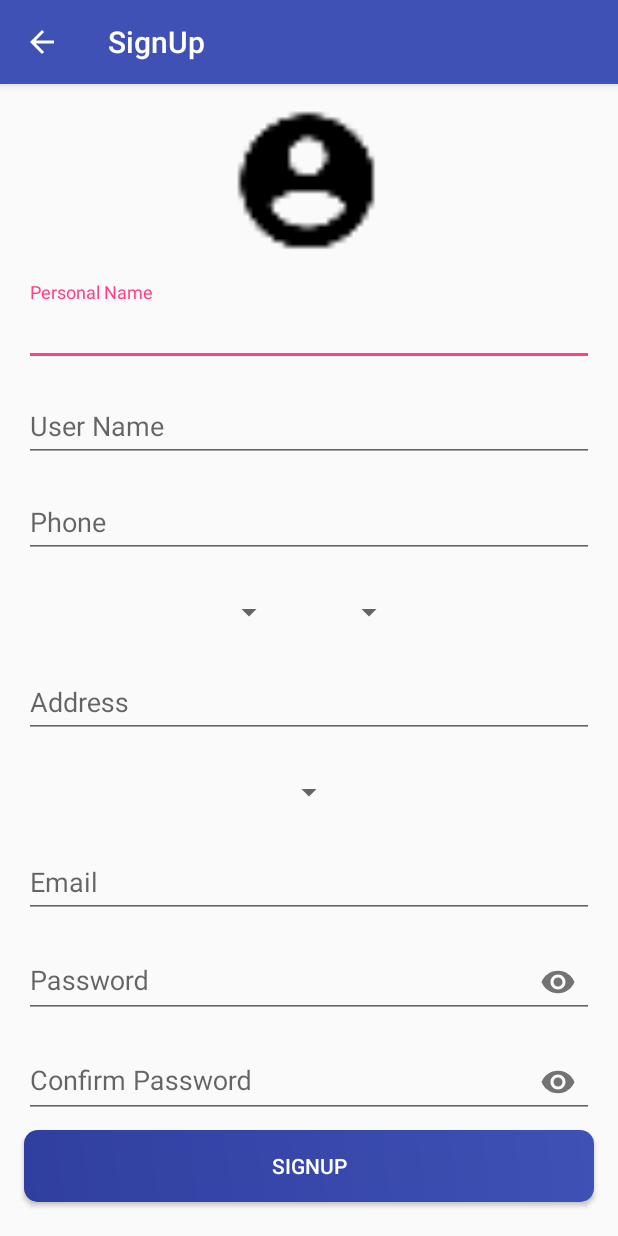
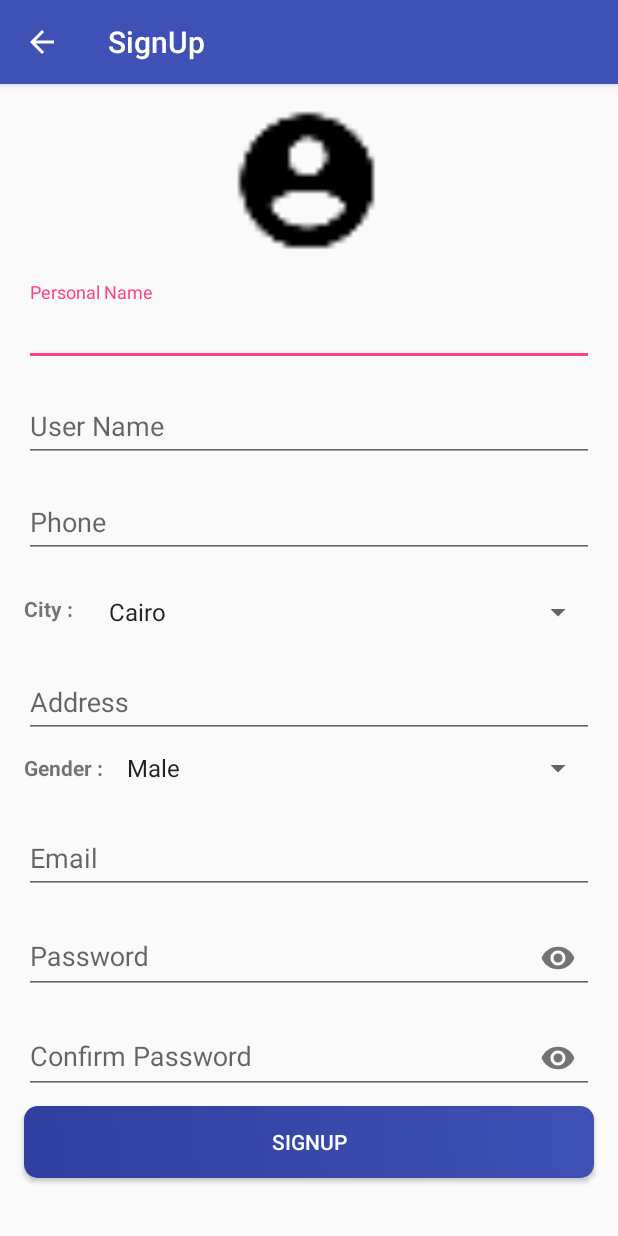
Before and after one commit to EslamMohamed3396/Evento, an Android app: the Sign_Up screen opened directly, with no data from a screen before it, on a phone screen of 412 x 824 dp. Run offline under Robolectric (Android 15) with nearby library versions, the light colour scheme and no system bars.

Commit message:
spinner city , gender

```diff
--- a/app/src/main/java/com/example/eslam/wheretogo/Sign_Up.java
+++ b/app/src/main/java/com/example/eslam/wheretogo/Sign_Up.java
@@ -4,17 +4,53 @@ import android.content.Intent;
 import android.os.Bundle;
 import android.support.v7.app.AppCompatActivity;
 import android.view.View;
+import android.widget.AdapterView;
+import android.widget.ArrayAdapter;
 import android.widget.Button;
+import android.widget.Spinner;
 
 public class Sign_Up extends AppCompatActivity {
 
     private Button btn_sign_two;
+    String[] text1 = {"Male", "Female", "Company"};
+    int[] val1 = {0, 1, 2};
+    String[] text = {"Cairo", "Alexandria", "Giza", "Port Said", "Suez", "Mansoura", "Tanta", "Ismailia", "Zagazig", "Damietta", "Aswan", "Minya", "Beni Suef", "Sohag"};
+    int[] val = {1, 2, 3, 4, 5, 6, 7, 8, 9, 10, 11, 12, 13, 14};
+    AdapterView.OnItemSelectedListener onItemSelectedListener1 =
+            new AdapterView.OnItemSelectedListener() {
+
+                @Override
+                public void onItemSelected(AdapterView<?> parent, View view, int position, long id) {
+                    in = val1[position];
+                }
+
+                @Override
+                public void onNothingSelected(AdapterView<?> parent) {
+                }
+
+            };
+    private Spinner spinner, spin;
+    private int in1, in;
+    AdapterView.OnItemSelectedListener onItemSelectedListener =
+            new AdapterView.OnItemSelectedListener() {
+
+                @Override
+                public void onItemSelected(AdapterView<?> parent, View view, int position, long id) {
+                    in1 = val[position];
+                }
+
+                @Override
+                public void onNothingSelected(AdapterView<?> parent) {
+                }
+
+            };
+
     @Override
     protected void onCreate(Bundle savedInstanceState) {
         super.onCreate(savedInstanceState);
         setContentView(R.layout.activity_sign__up);
 
-        btn_sign_two = findViewById(R.id.btn_sign_up_two);
+        btn_sign_two = (Button) findViewById(R.id.btn_sign_up_two);
         btn_sign_two.setOnClickListener(new View.OnClickListener() {
             @Override
             public void onClick(View view) {
@@ -22,5 +58,26 @@ public class Sign_Up extends AppCompatActivity {
                 startActivity(GoToSignUpPageTwo);
             }
         });
+
+        spinner = (Spinner) findViewById(R.id.sp_city);
+        spinner.setOnItemSelectedListener(onItemSelectedListener);
+
+        spin = (Spinner) findViewById(R.id.spinner_Gender);//fetching view's id
+        spin.setOnItemSelectedListener(onItemSelectedListener1);
+
+
+        ArrayAdapter<String> adapter =
+                new ArrayAdapter<String>(Sign_Up.this,
+                        android.R.layout.simple_spinner_item, text);
+        adapter.setDropDownViewResource(android.R.layout.simple_spinner_dropdown_item);
+        spinner.setAdapter(adapter);
+
+        ArrayAdapter<String> adapter1 =
+                new ArrayAdapter<String>(Sign_Up.this,
+                        android.R.layout.simple_spinner_item, text1);
+        adapter1.setDropDownViewResource(android.R.layout.simple_spinner_dropdown_item);
+        spin.setAdapter(adapter1);
     }
+
+
 }
--- a/app/src/main/res/layout/activity_sign__up.xml
+++ b/app/src/main/res/layout/activity_sign__up.xml
@@ -67,21 +67,37 @@
             android:inputType="numberDecimal" />
         </android.support.design.widget.TextInputLayout>
         <LinearLayout
-            android:layout_width="wrap_content"
+            android:layout_width="match_parent"
             android:layout_height="wrap_content"
-            android:layout_gravity="center">
+            android:layout_gravity="center"
+            android:orientation="horizontal">
 
-            <Spinner
-                android:id="@+id/sp_country"
+            <!--<Spinner-->
+            <!--android:id="@+id/sp_country"-->
+            <!--android:layout_width="wrap_content"-->
+            <!--android:layout_height="wrap_content"-->
+            <!--android:layout_margin="@dimen/margin_or_padding_16" />-->
+
+            <TextView
+                android:id="@+id/City_tx"
                 android:layout_width="wrap_content"
                 android:layout_height="wrap_content"
-                android:layout_margin="@dimen/margin_or_padding_16" />
+                android:layout_marginBottom="@dimen/margin_or_padding_8"
+                android:layout_marginLeft="@dimen/margin_or_padding_16"
+                android:layout_marginTop="@dimen/margin_or_padding_16"
+                android:text="@string/city"
+                android:textStyle="bold" />
 
             <Spinner
                 android:id="@+id/sp_city"
-                android:layout_width="wrap_content"
+                android:layout_width="match_parent"
                 android:layout_height="wrap_content"
-                android:layout_margin="@dimen/margin_or_padding_16" />
+                android:layout_gravity="center"
+                android:layout_margin="@dimen/margin_or_padding_16"
+                android:layout_marginBottom="@dimen/margin_or_padding_8"
+                android:layout_marginRight="@dimen/margin_or_padding_16"
+                android:layout_toRightOf="@id/City_tx" />
+
         </LinearLayout>
 
         <android.support.design.widget.TextInputLayout
@@ -100,12 +116,29 @@
                 android:maxLines="1" />
         </android.support.design.widget.TextInputLayout>
 
-        <Spinner
-            android:id="@+id/sp_gender"
-            android:layout_width="wrap_content"
-            android:layout_height="wrap_content"
-            android:layout_gravity="center"
-            android:layout_margin="@dimen/margin_or_padding_16" />
+        <RelativeLayout
+            android:layout_width="match_parent"
+            android:layout_height="wrap_content">
+
+            <TextView
+                android:id="@+id/gender_tx"
+                android:layout_width="wrap_content"
+                android:layout_height="wrap_content"
+                android:layout_marginLeft="@dimen/margin_or_padding_16"
+                android:layout_marginTop="2dp"
+                android:text="@string/gender"
+                android:textStyle="bold" />
+
+            <Spinner
+                android:id="@+id/spinner_Gender"
+                android:layout_width="match_parent"
+                android:layout_height="wrap_content"
+                android:layout_marginBottom="@dimen/margin_or_padding_16"
+                android:layout_marginLeft="@dimen/margin_or_padding_8"
+                android:layout_marginRight="@dimen/margin_or_padding_16"
+                android:layout_toRightOf="@id/gender_tx"
+                android:spinnerMode="dropdown" />
+        </RelativeLayout>
 
         <android.support.design.widget.TextInputLayout
             android:layout_width="match_parent"
--- a/app/src/main/res/values/strings.xml
+++ b/app/src/main/res/values/strings.xml
@@ -19,7 +19,6 @@
     <!-- UserProfile Page-->
     <string name="page_profile">Profile</string>
     <string name="name">Name</string>
-    <string name="gender">Gender</string>
 
     <!-- UserProfile Menu-->
     <string name="edit">Edit</string>
@@ -40,4 +39,6 @@
 
     <!--Photo Description In Page Home-->
     <string name="desc_photo_event">This is Event Picture</string>
+    <string name="city">City :</string>
+    <string name="gender">Gender :</string>
 </resources>
```
